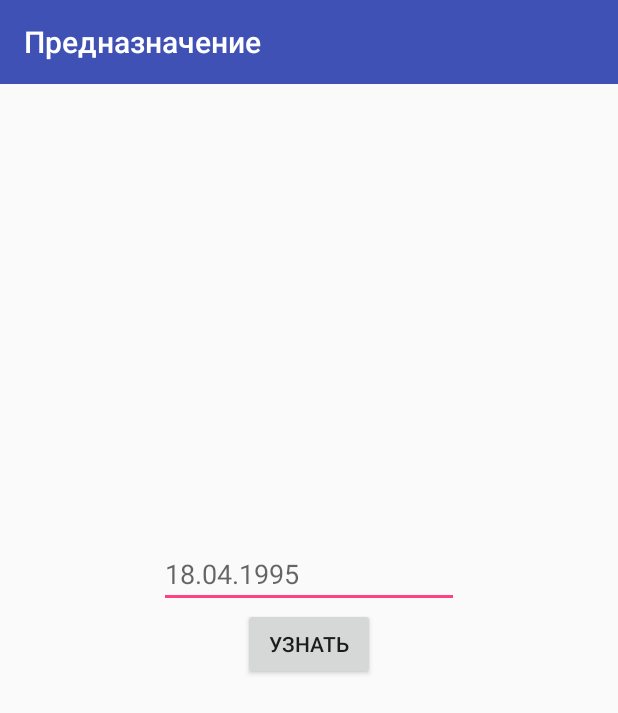
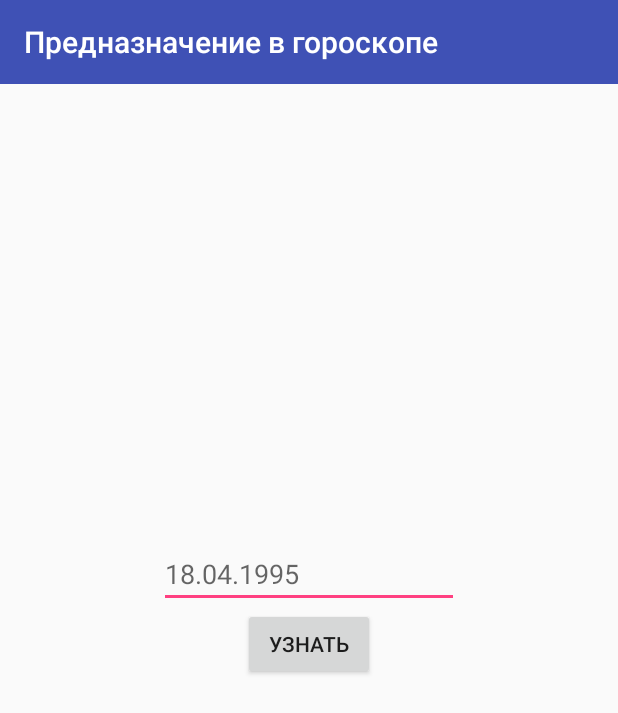
Before and after one commit to AntonBoiko88888/MysteryForAndroid, an Android app: the screen it shows after launch (MainActivity), on a phone screen of 412 x 824 dp. Shown: the top 713 px of the screen. Run offline under Robolectric (Android 15) with nearby library versions, the light colour scheme and no system bars.

Commit message:
Добавил описание в MainActivity

```diff
--- a/app/src/main/java/com/example/ink1804/destination/MainActivity.java
+++ b/app/src/main/java/com/example/ink1804/destination/MainActivity.java
@@ -12,7 +12,7 @@ public class MainActivity extends AppCompatActivity {
         setContentView(R.layout.activity_main);
         Toolbar toolbar = (Toolbar) findViewById(R.id.toolbar);
         toolbar.setTitleTextColor(getResources().getColor(R.color.white));
-        toolbar.setTitle("Предназначение");
+        toolbar.setTitle("Предназначение в гороскопе");
 
 
     }
```
